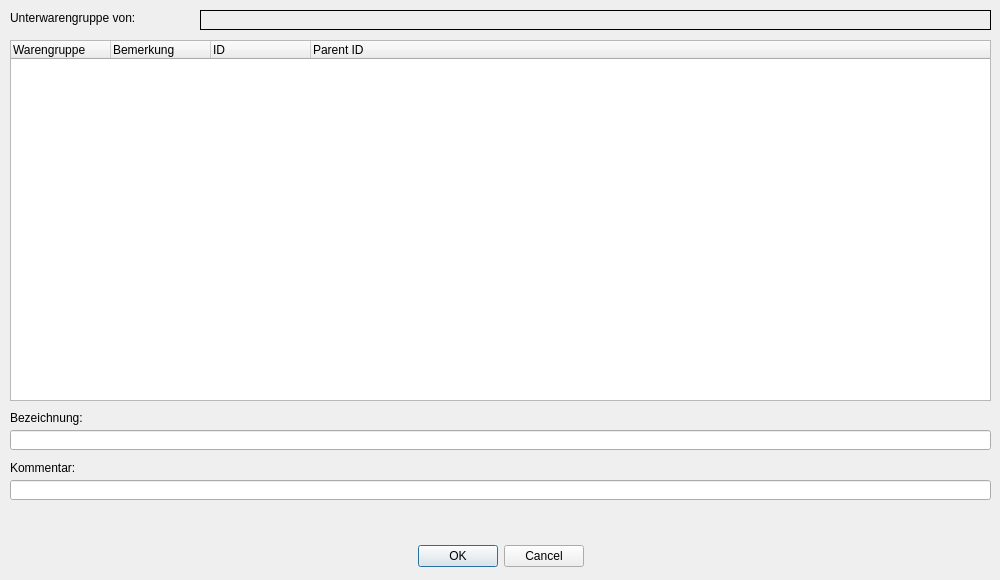
RobRoy1304/LaVa-2, file cinputdialogwaregroup.ui: the form before one commit.
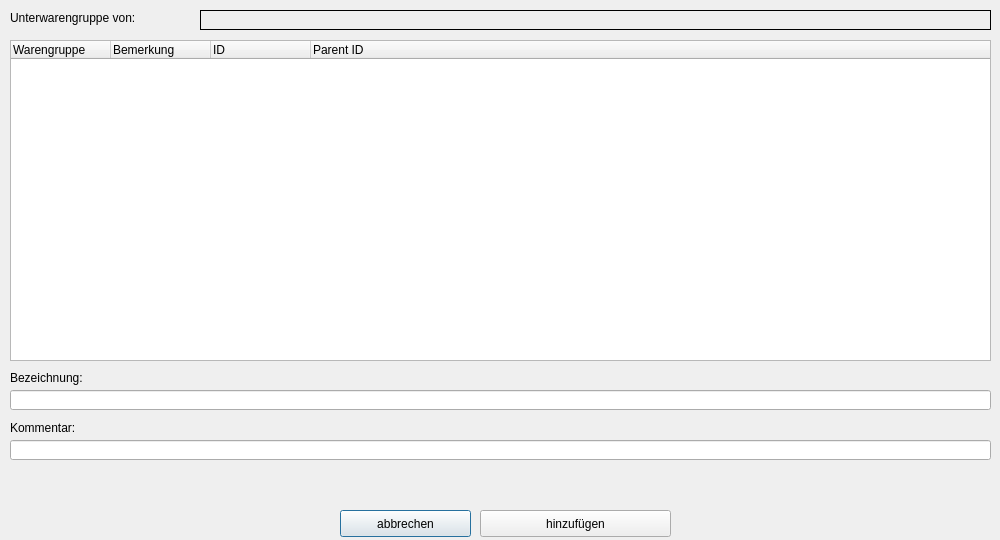
The form after the commit. Icons and pictures are not drawn.

Diff of the .ui file:
```diff
--- a/cinputdialogwaregroup.ui
+++ b/cinputdialogwaregroup.ui
@@ -7,7 +7,7 @@
     <x>0</x>
     <y>0</y>
     <width>1000</width>
-    <height>580</height>
+    <height>540</height>
    </rect>
   </property>
   <property name="windowTitle">
@@ -17,25 +17,6 @@
    <iconset>
     <normaloff>res/icon.ico</normaloff>res/icon.ico</iconset>
   </property>
-  <widget class="QDialogButtonBox" name="buttonBox">
-   <property name="geometry">
-    <rect>
-     <x>10</x>
-     <y>540</y>
-     <width>981</width>
-     <height>32</height>
-    </rect>
-   </property>
-   <property name="orientation">
-    <enum>Qt::Horizontal</enum>
-   </property>
-   <property name="standardButtons">
-    <set>QDialogButtonBox::Cancel|QDialogButtonBox::Ok</set>
-   </property>
-   <property name="centerButtons">
-    <bool>true</bool>
-   </property>
-  </widget>
   <widget class="QLabel" name="label_SelectedParent">
    <property name="geometry">
     <rect>
@@ -70,7 +51,7 @@
      <x>10</x>
      <y>40</y>
      <width>981</width>
-     <height>361</height>
+     <height>321</height>
     </rect>
    </property>
    <property name="alternatingRowColors">
@@ -101,7 +82,7 @@
    <property name="geometry">
     <rect>
      <x>10</x>
-     <y>480</y>
+     <y>440</y>
      <width>981</width>
      <height>20</height>
     </rect>
@@ -114,7 +95,7 @@
    <property name="geometry">
     <rect>
      <x>10</x>
-     <y>460</y>
+     <y>420</y>
      <width>161</width>
      <height>16</height>
     </rect>
@@ -127,7 +108,7 @@
    <property name="geometry">
     <rect>
      <x>10</x>
-     <y>430</y>
+     <y>390</y>
      <width>981</width>
      <height>20</height>
     </rect>
@@ -140,7 +121,7 @@
    <property name="geometry">
     <rect>
      <x>10</x>
-     <y>510</y>
+     <y>470</y>
      <width>981</width>
      <height>20</height>
     </rect>
@@ -226,7 +207,7 @@
    <property name="geometry">
     <rect>
      <x>10</x>
-     <y>410</y>
+     <y>370</y>
      <width>171</width>
      <height>16</height>
     </rect>
@@ -248,6 +229,32 @@
     <string>Unterwarengruppe von:</string>
    </property>
   </widget>
+  <widget class="QPushButton" name="pushButtonCancel">
+   <property name="geometry">
+    <rect>
+     <x>340</x>
+     <y>510</y>
+     <width>131</width>
+     <height>27</height>
+    </rect>
+   </property>
+   <property name="text">
+    <string>abbrechen</string>
+   </property>
+  </widget>
+  <widget class="QPushButton" name="pushButtonOk">
+   <property name="geometry">
+    <rect>
+     <x>480</x>
+     <y>510</y>
+     <width>191</width>
+     <height>27</height>
+    </rect>
+   </property>
+   <property name="text">
+    <string>hinzufügen</string>
+   </property>
+  </widget>
  </widget>
  <tabstops>
   <tabstop>treeWidgetParents</tabstop>
```
Left out of the diff: 36 changed lines with no effect on the pictures.
